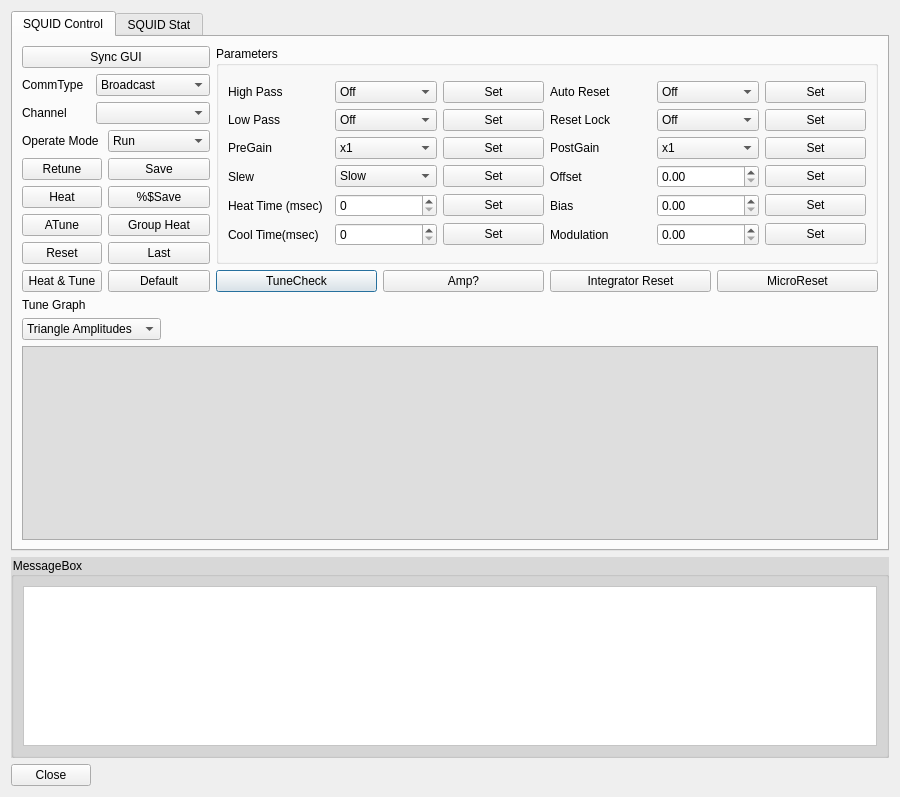
The window that applications/mne_x/plugins/mnertclient/FormFiles/mnertclientsquidcontroldgl.ui (mne-tools/mne-cpp) describes before a commit, drawn with Qt 5.
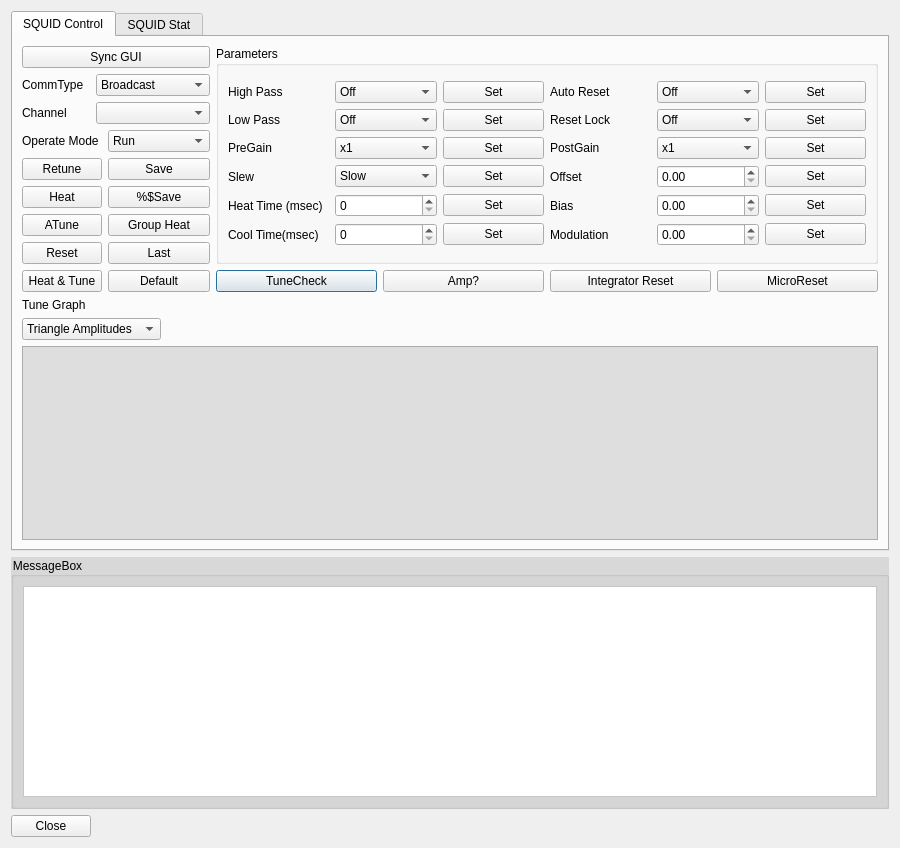
The same window after the commit.

Diff of the .ui file:
```diff
--- a/applications/mne_x/plugins/mnertclient/FormFiles/mnertclientsquidcontroldgl.ui
+++ b/applications/mne_x/plugins/mnertclient/FormFiles/mnertclientsquidcontroldgl.ui
@@ -7,7 +7,7 @@
     <x>0</x>
     <y>0</y>
     <width>900</width>
-    <height>797</height>
+    <height>848</height>
    </rect>
   </property>
   <property name="sizePolicy">
```
